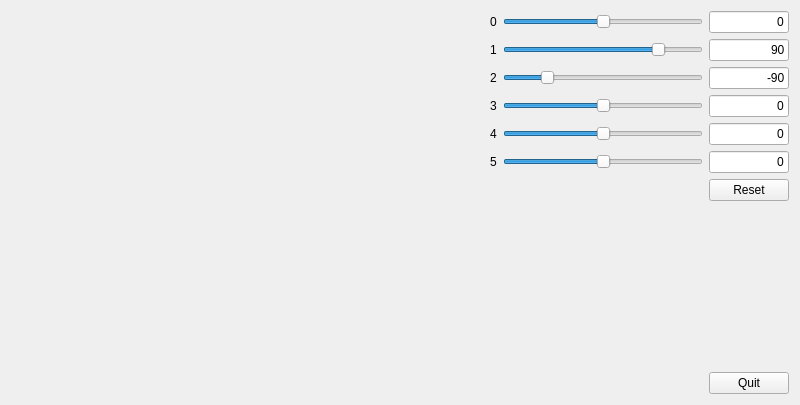
Before: the Qt Designer form PhantomX-Robot-Arm-Kit/mainwindow.ui in lego8421/PhantomX-Robot-Arm-Kit, drawn with Qt 5.
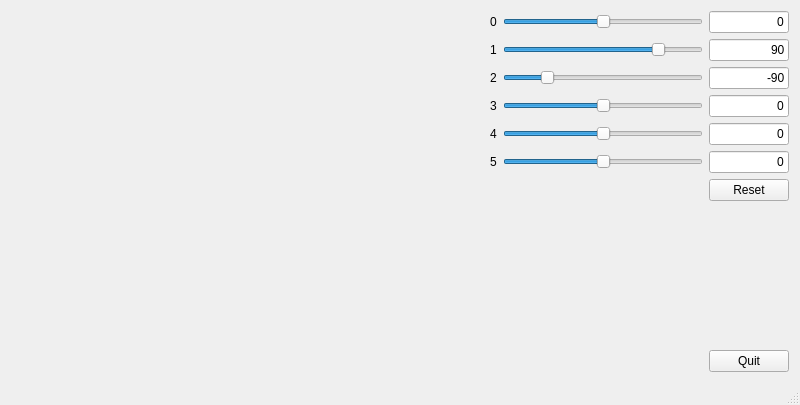
After: the same form once the commit is applied. Icons and pictures are not drawn. Custom widgets are drawn as their Qt base class.

Commit message: refactor status bar

```diff
--- a/PhantomX-Robot-Arm-Kit/mainwindow.ui
+++ b/PhantomX-Robot-Arm-Kit/mainwindow.ui
@@ -402,6 +402,7 @@
     </item>
    </layout>
   </widget>
+  <widget class="QStatusBar" name="statusBar"/>
  </widget>
  <layoutdefault spacing="6" margin="11"/>
  <customwidgets>
```
The commit also changes 2 other files.
